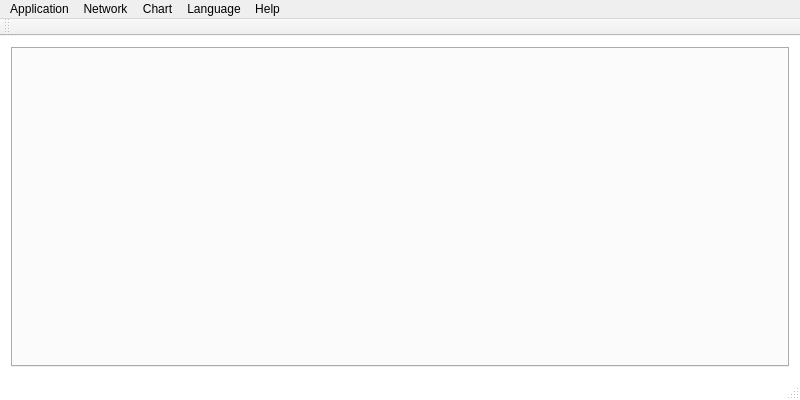
Qt form software/Application/src/mainwindow.ui (Kampi/SensorHub) before a commit.
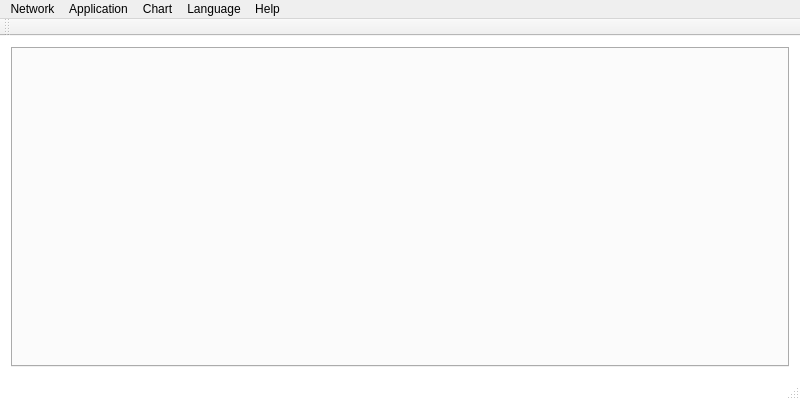
The same form after that commit. Icons and pictures are not drawn.

Commit message:
Release application version 1.1
- Add new message elements to application
- Optimize GUI
- Fix unusable logging function

Diff of the .ui file:
```diff
--- a/software/Application/src/mainwindow.ui
+++ b/software/Application/src/mainwindow.ui
@@ -85,8 +85,8 @@
     <addaction name="action_StopRecord"/>
     <addaction name="action_Exit"/>
    </widget>
-   <addaction name="menu_Application"/>
    <addaction name="menu_Network"/>
+   <addaction name="menu_Application"/>
    <addaction name="menu_Plot"/>
    <addaction name="menu_Language"/>
    <addaction name="menu_Help"/>
```
Left out of the diff: 3 changed lines with no effect on the pictures. The commit also changes 9 other files.
